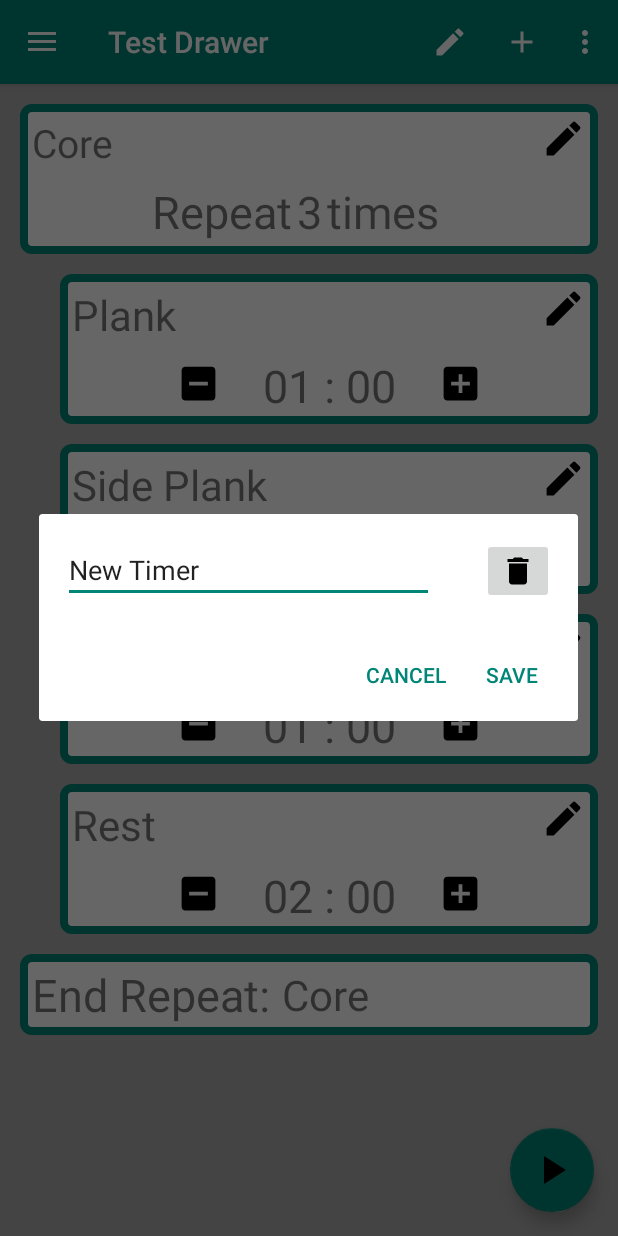
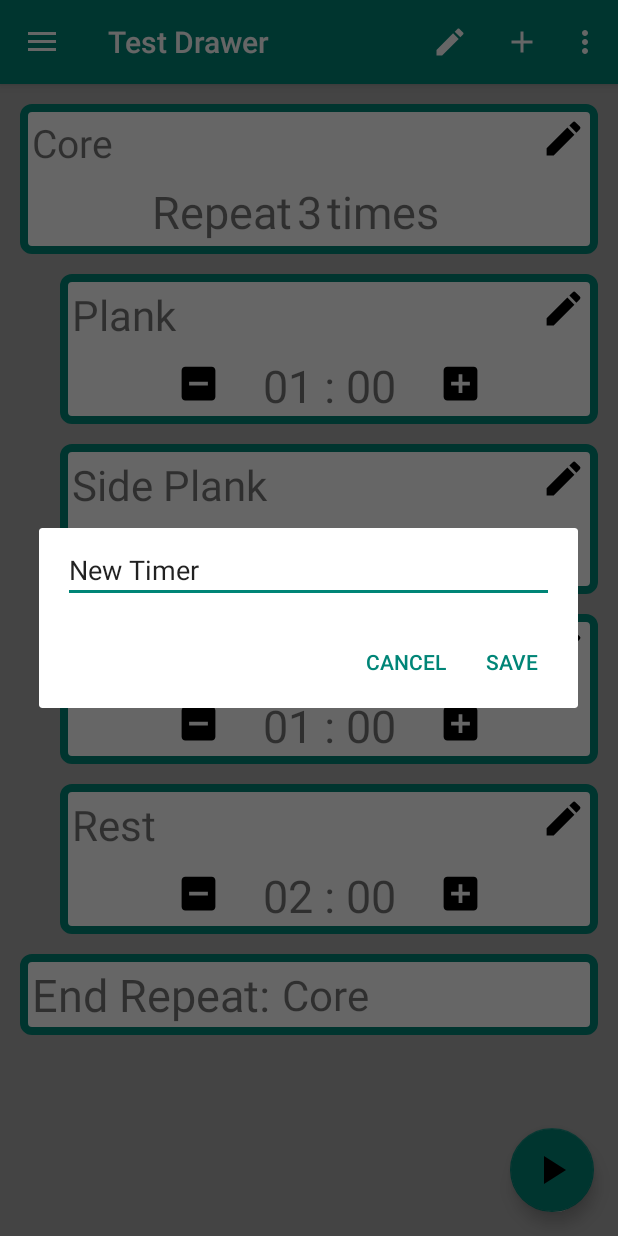
Before and after one commit to cube1324/Timer, an Android app: the screen it shows after launch (MainActivity), after a tap on "Edit Timer", on a phone screen of 412 x 824 dp. Run offline under Robolectric (Android 15) with nearby library versions, the phone set to English and light mode, and no system bars.

Commit message:
Moved Delete Button for NavItems

```diff
--- a/app/src/main/java/com/example/testdrawer/Dialogs/NavItemEditDialog.java
+++ b/app/src/main/java/com/example/testdrawer/Dialogs/NavItemEditDialog.java
@@ -8,7 +8,6 @@ import android.os.Bundle;
 import android.view.LayoutInflater;
 import android.view.View;
 import android.widget.EditText;
-import android.widget.ImageButton;
 
 import androidx.annotation.NonNull;
 import androidx.annotation.Nullable;
@@ -47,19 +46,10 @@ public class NavItemEditDialog extends AppCompatDialogFragment {
         AlertDialog.Builder builder = new AlertDialog.Builder(getActivity());
         LayoutInflater inflater = requireActivity().getLayoutInflater();
 
-        View v = inflater.inflate(R.layout.nav_item_edit_layout, null);
+        View v = inflater.inflate(R.layout.edit_nav_item_dialog, null);
 
         final EditText edit_name = v.findViewById(R.id.edit_navitem_name);
         edit_name.setText(navitem_titel);
-
-        ImageButton del_timer = v.findViewById(R.id.del_timer_button);
-        del_timer.setOnClickListener(new View.OnClickListener() {
-            @Override
-            public void onClick(View v) {
-                listener.onNavItemDelete(pos);
-                dismiss();
-            }
-        });
 
         builder.setView(v);
 
--- a/app/src/main/res/layout/nav_item_edit_layout.xml
+++ b/app/src/main/res/layout/edit_nav_item_dialog.xml
@@ -6,22 +6,6 @@
     android:layout_height="wrap_content"
     android:orientation="vertical">
 
-    <ImageButton
-        android:id="@+id/del_timer_button"
-        android:layout_width="wrap_content"
-        android:layout_height="wrap_content"
-        android:layout_marginStart="16dp"
-        android:layout_marginLeft="16dp"
-        android:layout_marginTop="16dp"
-        android:layout_marginEnd="16dp"
-        android:layout_marginRight="16dp"
-        android:layout_marginBottom="16dp"
-        app:layout_constraintBottom_toBottomOf="parent"
-        app:layout_constraintEnd_toEndOf="parent"
-        app:layout_constraintHorizontal_bias="0.5"
-        app:layout_constraintStart_toEndOf="@+id/edit_navitem_name"
-        app:layout_constraintTop_toTopOf="parent"
-        app:srcCompat="@drawable/ic_delete_black_24dp" />
 
     <EditText
         android:id="@+id/edit_navitem_name"
@@ -29,17 +13,16 @@
         android:layout_height="wrap_content"
         android:layout_marginStart="16dp"
         android:layout_marginLeft="16dp"
-        android:layout_marginTop="16dp"
+        android:layout_marginTop="8dp"
         android:layout_marginEnd="16dp"
         android:layout_marginRight="16dp"
-        android:layout_marginBottom="16dp"
+        android:layout_marginBottom="8dp"
         android:ems="10"
         android:includeFontPadding="false"
         android:inputType="textPersonName"
         android:text="Name"
         app:layout_constraintBottom_toBottomOf="parent"
-        app:layout_constraintEnd_toStartOf="@+id/del_timer_button"
-        app:layout_constraintHorizontal_bias="0.5"
+        app:layout_constraintEnd_toEndOf="parent"
         app:layout_constraintStart_toStartOf="parent"
         app:layout_constraintTop_toTopOf="parent" />
 
--- a/app/src/main/res/menu/main_menu.xml
+++ b/app/src/main/res/menu/main_menu.xml
@@ -12,6 +12,11 @@
         android:icon="@drawable/ic_add_white_24dp"
         app:showAsAction="ifRoom"/>
 
+    <item
+        android:id="@+id/action_delete"
+        android:title="Delete"
+        app:showAsAction="never"/>
+
     <item android:id="@+id/action_add_loop"
         android:title="@string/action_add_loop"
         android:icon="@drawable/ic_add_box_white_24dp"
@@ -21,4 +26,5 @@
         android:id="@+id/action_settings"
         android:title="Settings"
         app:showAsAction="never"/>
+
 </menu>
```
Also changed, not shown: app/src/main/java/com/example/testdrawer/MainActivity.java (+22 -1 lines).
